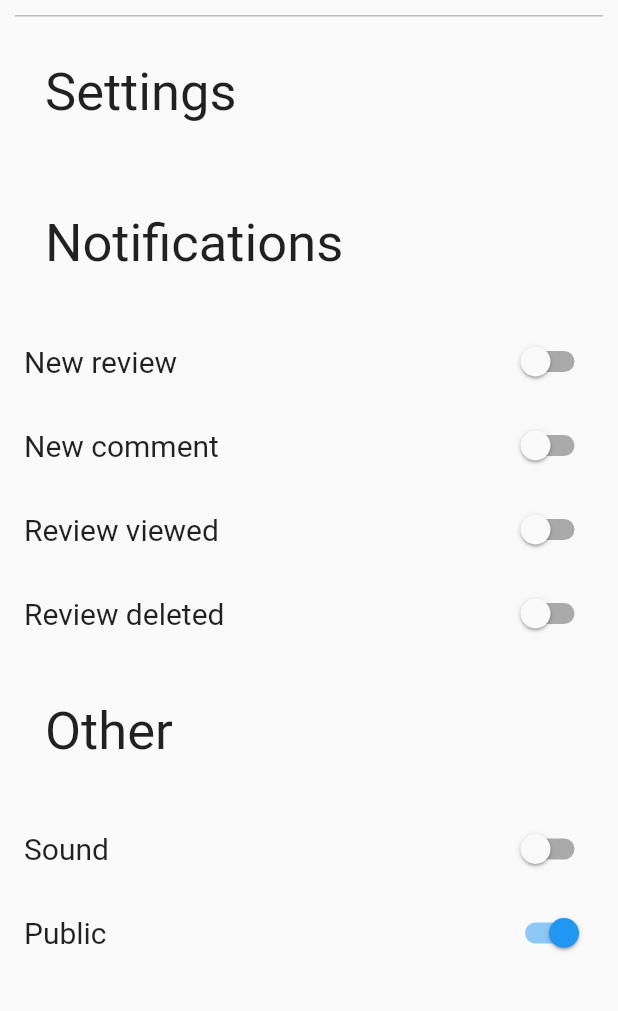
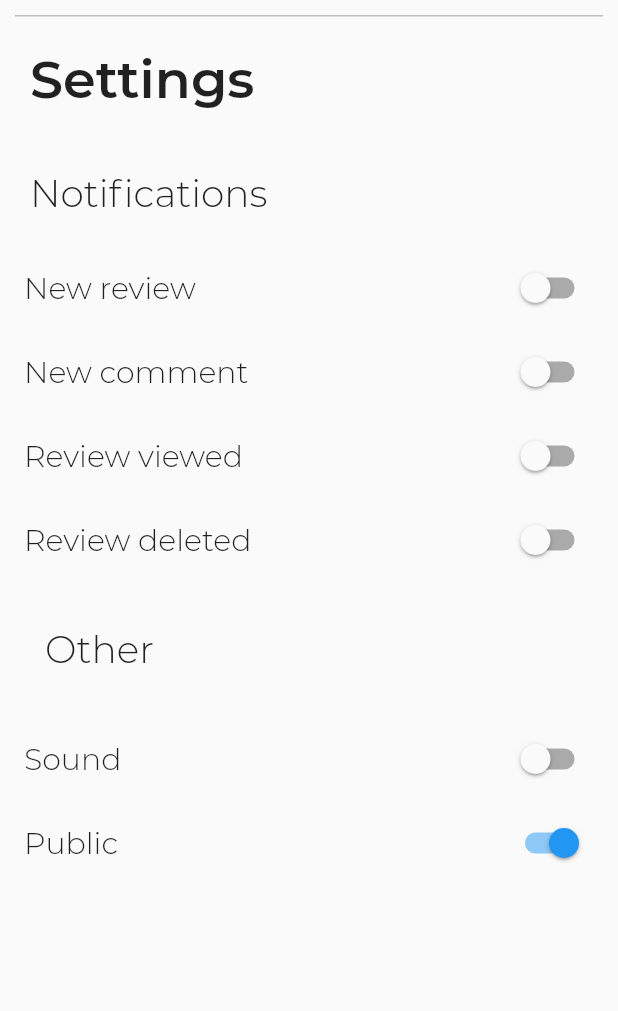
Before and after one commit to maxprimak/m2, a Flutter app: the Settings screen opened by its route, on a phone screen of 412 x 824 dp, the part 90-1101 px from its top. Run offline on Flutter 3.47's test engine with Material 2 defaults, Android fonts, the phone set to English and light mode, and no system bars; our stand-ins replace flutter_rating_bar, fluttertoast; network calls fail; Roboto replaces fonts that are missing (Montserrato); project files that could hold a hidden picture were left out.

Commit message:
M3 Abgabe

```diff
--- a/lib/Pages/LVs/lv_site.dart
+++ b/lib/Pages/LVs/lv_site.dart
@@ -63,7 +63,10 @@ class Lv_profile extends StatelessWidget {
                     style: TextStyle(fontSize: 20, fontFamily: 'Montserrat'),
                   ),
                 ),
-                Icon(Icons.favorite)
+                Icon(
+                  Icons.favorite,
+                  color: Colors.red,
+                )
               ],
             ),
           ),
--- a/lib/Pages/add_review.dart
+++ b/lib/Pages/add_review.dart
@@ -161,7 +161,10 @@ class _AddReviewState extends State<AddReview> {
               style: TextStyle(fontSize: 20, fontFamily: 'Montserrat'),
             ),
           ),
-          Icon(Icons.favorite)
+          Icon(
+            Icons.favorite,
+            color: Colors.red,
+          )
         ],
       ),
     );
--- a/lib/Pages/home.dart
+++ b/lib/Pages/home.dart
@@ -97,7 +97,7 @@ class _HomeState extends State<Home> {
                       ),
                       Icon(
                         Icons.favorite,
-                        color: Colors.yellow,
+                        color: Colors.red,
                       )
                     ])
                   ],
@@ -137,7 +137,7 @@ class _HomeState extends State<Home> {
                       ),
                       Icon(
                         Icons.favorite,
-                        color: Colors.yellow,
+                        color: Colors.red,
                       )
                     ])
                   ],
--- a/lib/Pages/settings.dart
+++ b/lib/Pages/settings.dart
@@ -25,10 +25,12 @@ class _SettingsState extends State<Settings> {
   final optionNotificationReviewDeletedName = "Review deleted";
   final optionSoundOnName = "Sound";
   final optionPublicOnName = "Public";
-  final TextStyle _listHeaderTextStyle =
-      TextStyle(fontFamily: 'Montserrato', fontSize: 35);
+  final TextStyle _listHeaderTextStyle = TextStyle(
+      fontFamily: 'Montserrat', fontSize: 35, fontWeight: FontWeight.bold);
+  final TextStyle _listSettingTextStyle =
+      TextStyle(fontFamily: 'Montserrat', fontSize: 25);
   final TextStyle _listTileTextStyle =
-      TextStyle(fontFamily: 'Montserrato', fontSize: 20);
+      TextStyle(fontFamily: 'Montserrat', fontSize: 20);
 
   @override
   Widget build(BuildContext context) {
@@ -67,16 +69,16 @@ class _SettingsState extends State<Settings> {
             ),
           ),
           Container(
-              padding: EdgeInsets.all(30),
+              padding: EdgeInsets.all(20),
               child: Text(
                 "Settings",
                 style: _listHeaderTextStyle,
               )),
           Container(
-              padding: EdgeInsets.all(30),
+              padding: EdgeInsets.all(20),
               child: Text(
                 "Notifications",
-                style: _listHeaderTextStyle,
+                style: _listSettingTextStyle,
               )),
           SwitchListTile(
             title: Text(
@@ -130,7 +132,7 @@ class _SettingsState extends State<Settings> {
               padding: EdgeInsets.all(30),
               child: Text(
                 "Other",
-                style: _listHeaderTextStyle,
+                style: _listSettingTextStyle,
               )),
           SwitchListTile(
             title: Text(
--- a/lib/Services/global.dart
+++ b/lib/Services/global.dart
@@ -39,7 +39,7 @@ List<Review> templist = [r1, r2, r3, r4];
 Lv algo = Lv(
     lv_id: 666,
     name: "Algorithmen und Datenstrukturen 1",
-    profesors: "H. Wanek, E. Schikuta",
+    profesors: "A. Dumbledore, M. McGonagallov",
     avgmark: 4.3,
     difficulty: 5,
     techteam: 2,
```
Also changed, not shown: lib/Pages/login.dart (+6 -2 lines), lib/Pages/profile.dart (+13 -6 lines).
